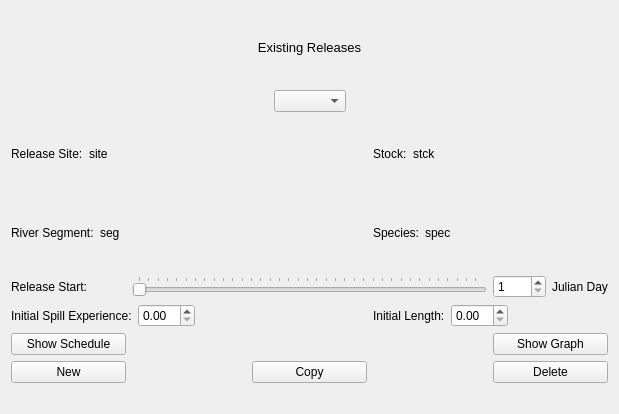
Above: src/releasetool.ui from nschindler-noaa/compass-rewrite before the change. Below: the same form after it.
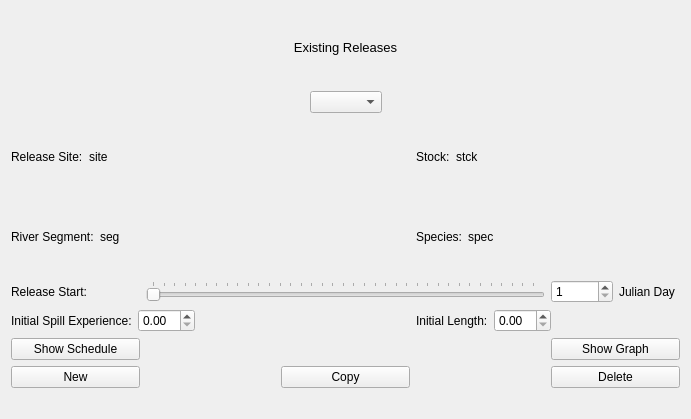
That is the form after the change.

The edit to the form file:
```diff
--- a/src/releasetool.ui
+++ b/src/releasetool.ui
@@ -6,8 +6,8 @@
    <rect>
     <x>0</x>
     <y>0</y>
-    <width>619</width>
-    <height>414</height>
+    <width>691</width>
+    <height>419</height>
    </rect>
   </property>
   <property name="windowTitle">
```
